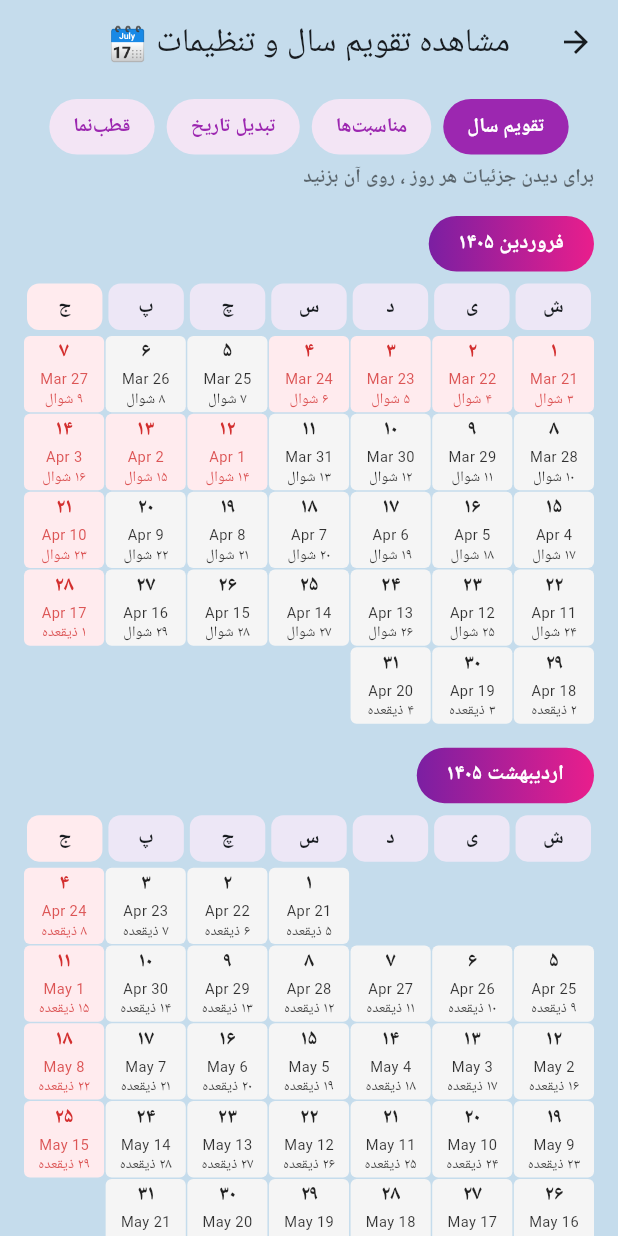
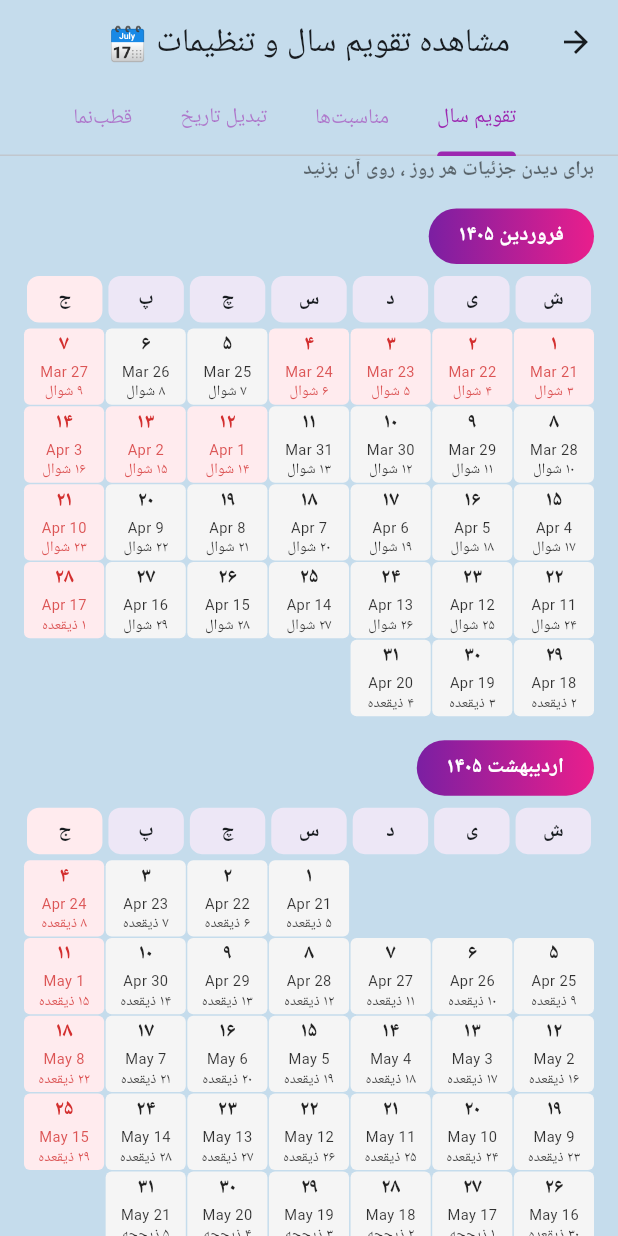
Before and after one commit to jozeranjbar/MyAssistant, a Flutter app: the screen it shows after launch, after a tap on "تنظیمات و مشاهده تقویم سال", on a phone screen of 412 x 824 dp. Run offline on Flutter 3.47's test engine with Material 3 defaults, Android fonts, the phone set to English and light mode, and no system bars; our stand-ins replace connectivity_plus, flutter_compass, flutter_local_notifications, geolocator, hijri, shamsi_date and 3 more; missing offline and left inert: home_widget, workmanager; statements that could not run were skipped.

Commit message:
Update calendar_screen.dart

```diff
--- a/lib/screens/calendar_screen.dart
+++ b/lib/screens/calendar_screen.dart
@@ -223,100 +223,49 @@ class CalendarScreen extends StatefulWidget {
   State<CalendarScreen> createState() => _CalendarScreenState();
 }
 
-class _CalendarScreenState extends State<CalendarScreen> {
-  String _mode = 'year'; // 'year' یا 'events'
+class _CalendarScreenState extends State<CalendarScreen> with SingleTickerProviderStateMixin {
+  late final TabController _tabController;
   final _eventsService = EventsService();
+
+  @override
+  void initState() {
+    super.initState();
+    _tabController = TabController(length: 4, vsync: this);
+  }
+
+  @override
+  void dispose() {
+    _tabController.dispose();
+    super.dispose();
+  }
 
   @override
   Widget build(BuildContext context) {
     return Scaffold(
       appBar: AppBar(
         title: const Text('مشاهده تقویم سال و تنظیمات 🗓️'),
-      ),
-      body: GestureDetector(
-        onHorizontalDragEnd: (details) {
-          if ((details.primaryVelocity ?? 0).abs() > 200) {
-            Navigator.of(context).maybePop();
-          }
-        },
-        child: Column(
-          children: [
-            Padding(
-              padding: const EdgeInsets.fromLTRB(16, 10, 16, 6),
-              child: SingleChildScrollView(
-                scrollDirection: Axis.horizontal,
-                child: Row(
-                  mainAxisAlignment: MainAxisAlignment.start,
-                  children: [
-                    _ModeButton(
-                      label: 'تقویم سال',
-                      selected: _mode == 'year',
-                      onTap: () => setState(() => _mode = 'year'),
-                    ),
-                    const SizedBox(width: 8),
-                    _ModeButton(
-                      label: 'مناسبت‌ها',
-                      selected: _mode == 'events',
-                      onTap: () => setState(() => _mode = 'events'),
-                    ),
-                    const SizedBox(width: 8),
-                    _ModeButton(
-                      label: 'تبدیل تاریخ',
-                      selected: false,
-                      onTap: () => Navigator.of(context).push(
-                        MaterialPageRoute(builder: (_) => const DateConverterScreen()),
-                      ),
-                    ),
-                    const SizedBox(width: 8),
-                    _ModeButton(
-                      label: 'قطب‌نما',
-                      selected: false,
-                      onTap: () => Navigator.of(context).push(
-                        MaterialPageRoute(builder: (_) => const CompassScreen()),
-                      ),
-                    ),
-                  ],
-                ),
-              ),
-            ),
-            Expanded(
-              child: _mode == 'year'
-                  ? const _YearCalendarView()
-                  : _EventsListView(eventsService: _eventsService),
-            ),
+        bottom: TabBar(
+          controller: _tabController,
+          isScrollable: true,
+          indicatorColor: Colors.purple,
+          labelColor: Colors.purple,
+          unselectedLabelColor: Colors.purple.withOpacity(0.55),
+          tabs: const [
+            Tab(text: 'تقویم سال'),
+            Tab(text: 'مناسبت‌ها'),
+            Tab(text: 'تبدیل تاریخ'),
+            Tab(text: 'قطب‌نما'),
           ],
         ),
       ),
-    );
-  }
-}
-
-class _ModeButton extends StatelessWidget {
-  final String label;
-  final bool selected;
-  final VoidCallback onTap;
-  const _ModeButton({required this.label, required this.selected, required this.onTap});
-
-  @override
-  Widget build(BuildContext context) {
-    return Material(
-      color: selected ? Colors.purple : Colors.purple.shade50,
-      borderRadius: BorderRadius.circular(24),
-      child: InkWell(
-        borderRadius: BorderRadius.circular(24),
-        onTap: onTap,
-        child: Padding(
-          padding: const EdgeInsets.symmetric(vertical: 9, horizontal: 16),
-          child: Text(
-            label,
-            textAlign: TextAlign.center,
-            style: TextStyle(
-              color: selected ? Colors.white : Colors.purple,
-              fontWeight: FontWeight.bold,
-              fontSize: 13,
-            ),
-          ),
-        ),
+      body: TabBarView(
+        controller: _tabController,
+        children: [
+          const _YearCalendarView(),
+          _EventsListView(eventsService: _eventsService),
+          const DateConverterScreen(),
+          const CompassScreen(),
+        ],
       ),
     );
   }
```
